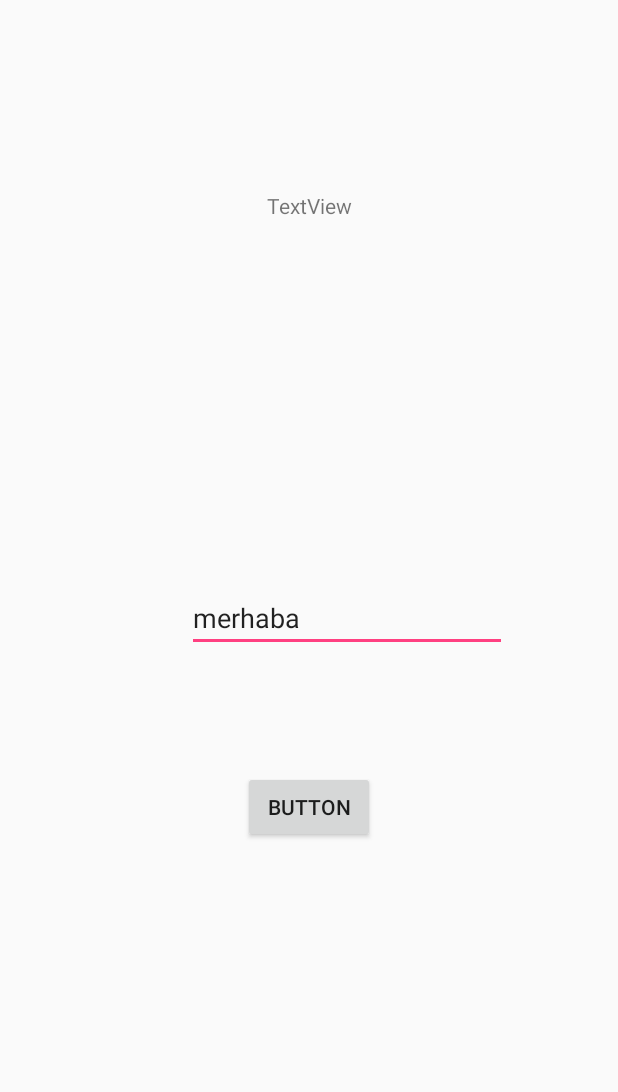
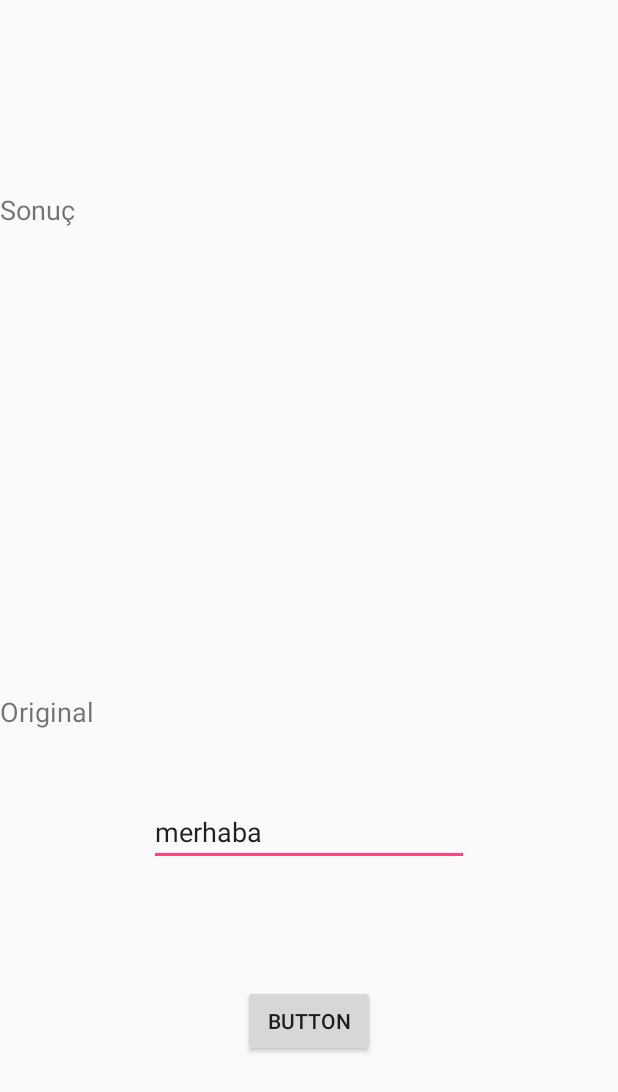
Before and after one commit to sinanoksuz/texttotexttranslate, an Android app: the screen it shows after launch (MainActivity), on a phone screen of 412 x 824 dp. Shown: the top 1092 px of the screen. Run offline under Robolectric (Android 15) with nearby library versions, the light colour scheme and no system bars.

Commit message:
Initial commit

```diff
--- a/app/build.gradle
+++ b/app/build.gradle
@@ -26,4 +26,5 @@ dependencies {
     androidTestImplementation 'com.android.support.test:runner:1.0.1'
     androidTestImplementation 'com.android.support.test.espresso:espresso-core:3.0.1'
     implementation 'com.google.android.gms:play-services:12.0.1'
+    implementation files('src/main/java/com/example/sinan/texttotexttranslate/commons-io-2.6.jar')
 }
--- a/app/src/main/AndroidManifest.xml
+++ b/app/src/main/AndroidManifest.xml
@@ -2,7 +2,7 @@
 <manifest xmlns:android="http://schemas.android.com/apk/res/android"
     package="com.example.sinan.texttotexttranslate">
 
-    <uses-permission android:name="android.permission.INTERNET"></uses-permission>
+    <uses-permission android:name="android.permission.INTERNET" />
 
     <application
         android:allowBackup="true"
@@ -18,6 +18,7 @@
                 <category android:name="android.intent.category.LAUNCHER" />
             </intent-filter>
         </activity>
+        <activity android:name=".Main2Activity"></activity>
     </application>
 
 </manifest>
--- a/app/src/main/res/layout/activity_main.xml
+++ b/app/src/main/res/layout/activity_main.xml
@@ -9,10 +9,13 @@
 
     <TextView
         android:id="@+id/textView"
-        android:layout_width="wrap_content"
-        android:layout_height="wrap_content"
+        android:layout_width="0dp"
+        android:layout_height="0dp"
+        android:layout_marginBottom="42dp"
         android:layout_marginTop="127dp"
         android:text="@string/textview"
+        android:textSize="18sp"
+        app:layout_constraintBottom_toTopOf="@+id/textView2"
         app:layout_constraintEnd_toEndOf="parent"
         app:layout_constraintStart_toStartOf="parent"
         app:layout_constraintTop_toTopOf="parent" />
@@ -21,9 +24,10 @@
         android:id="@+id/button"
         android:layout_width="wrap_content"
         android:layout_height="wrap_content"
-        android:layout_marginTop="79dp"
+        android:layout_marginBottom="119dp"
         android:onClick="onClick"
         android:text="@string/button"
+        app:layout_constraintBottom_toBottomOf="parent"
         app:layout_constraintEnd_toEndOf="parent"
         app:layout_constraintStart_toStartOf="parent"
         app:layout_constraintTop_toBottomOf="@+id/editText" />
@@ -32,12 +36,26 @@
         android:id="@+id/editText"
         android:layout_width="wrap_content"
         android:layout_height="wrap_content"
-        android:layout_marginEnd="74dp"
+        android:layout_marginBottom="79dp"
         android:ems="10"
         android:inputType="textPersonName"
         android:text="@string/name"
-        app:layout_constraintBottom_toBottomOf="parent"
+        app:layout_constraintBottom_toTopOf="@+id/button"
         app:layout_constraintEnd_toEndOf="parent"
-        app:layout_constraintTop_toTopOf="parent" />
+        app:layout_constraintStart_toStartOf="parent"
+        app:layout_constraintTop_toBottomOf="@+id/textView2" />
+
+    <TextView
+        android:id="@+id/textView2"
+        android:layout_width="0dp"
+        android:layout_height="42dp"
+        android:layout_marginBottom="28dp"
+        android:text="@string/textview2"
+        android:textSize="18sp"
+        app:layout_constraintBottom_toTopOf="@+id/editText"
+        app:layout_constraintHorizontal_bias="0.0"
+        app:layout_constraintLeft_toLeftOf="parent"
+        app:layout_constraintRight_toRightOf="parent"
+        app:layout_constraintTop_toBottomOf="@+id/textView" />
 
 </android.support.constraint.ConstraintLayout>
--- a/app/src/main/res/values/strings.xml
+++ b/app/src/main/res/values/strings.xml
@@ -1,6 +1,10 @@
 <resources>
     <string name="app_name">text to text translate</string>
-    <string name="textview">TextView</string>
+    <string name="textview">Sonuç</string>
     <string name="button">Button</string>
     <string name="name">merhaba</string>
-  </resources>
+    <string name="textview2">Original</string>
+    <string name="textview23">TextView3</string>
+    <string name="name2">Name2</string>
+    <string name="textview4">TextView4</string>
+</resources>
```
Also changed, not shown: app/src/main/res/layout/activity_main2.xml (added, +52 -0 lines).
